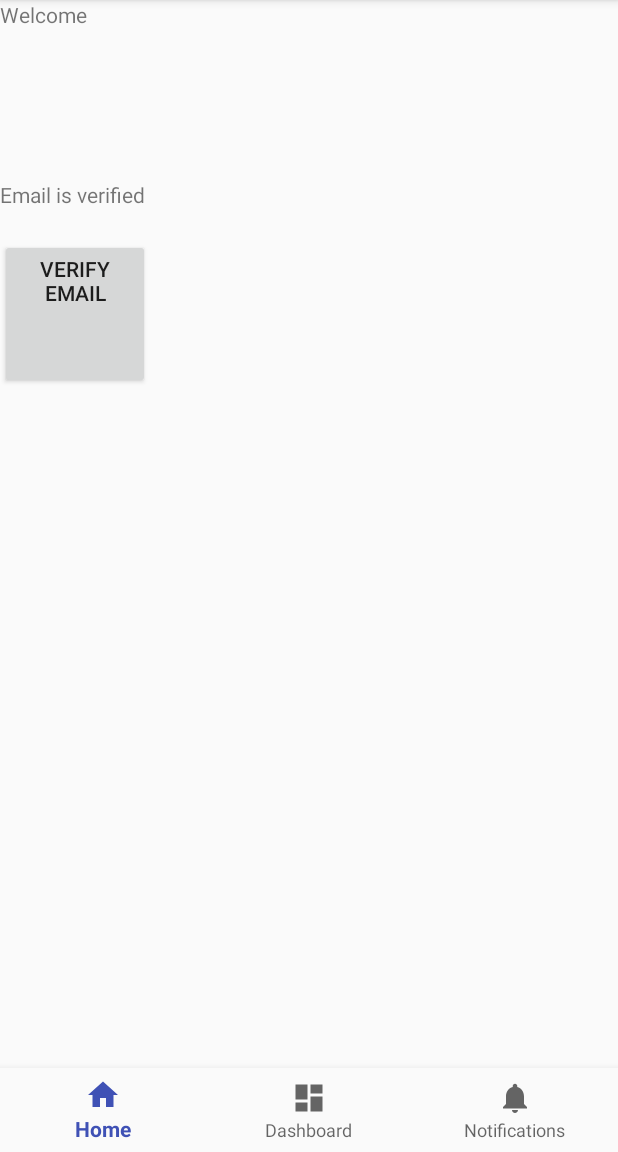
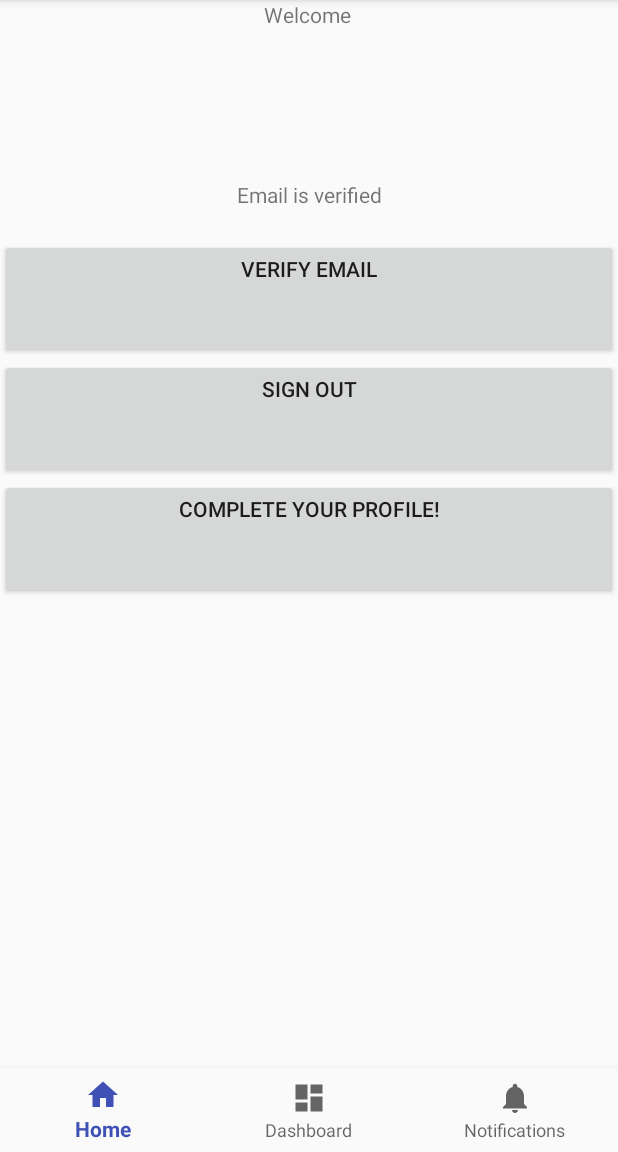
Before and after one commit to SomeMoosery/Muscles, an Android app: the HomePage screen opened directly, with no data from a screen before it, on a phone screen of 412 x 824 dp, the part 84-1236 px from its top. Run offline under Robolectric (Android 15) with nearby library versions, the phone set to English and light mode, and no system bars; our stand-ins replace Firebase (no records; nobody signed in at launch, a user with empty details on screens opened directly).

Commit message:
Refined email registration and sign-in. Allowed user to change their preferred name, but with some issues. Added app icon and bottom-nav home page.
TODO:
- When a user successfully updates his preferred name, the changes aren't visible until the user logs out and logs back in. Kind of annoying.
- Allow user to skip login page every time they open the app (probably will use a quick splash screen to determine this)
- Integrate Google and Facebook registration/login

```diff
--- a/app/build.gradle
+++ b/app/build.gradle
@@ -38,4 +38,5 @@ dependencies {
 
 
 
+
 apply plugin: 'com.google.gms.google-services'
--- a/app/src/main/AndroidManifest.xml
+++ b/app/src/main/AndroidManifest.xml
@@ -11,7 +11,7 @@
         android:allowBackup="true"
         android:icon="@mipmap/ic_launcher"
         android:label="@string/app_name"
-        android:roundIcon="@mipmap/ic_launcher_round"
+        android:roundIcon="@mipmap/muscles_icon"
         android:supportsRtl="true"
         android:theme="@style/AppTheme">
         <uses-permission android:name="android.permission.INTERNET" />
@@ -30,7 +30,8 @@
         <activity
             android:name=".HomePage"
             android:label="@string/title_activity_home_page" />
-        <activity android:name=".SignInAccount"></activity>
+        <activity android:name=".SignInAccount" />
+        <activity android:name=".CompleteProfileActivity"></activity>
     </application>
 
 </manifest>
--- a/app/src/main/java/carter/muscles/CreateAccount.java
+++ b/app/src/main/java/carter/muscles/CreateAccount.java
@@ -54,6 +54,7 @@ public class CreateAccount extends BaseActivity implements View.OnClickListener{
                             FirebaseUser user = mAuth.getCurrentUser();
                             Intent intent = new Intent(CreateAccount.this, HomePage.class);
                             startActivity(intent);
+                            finish(); //Makes it so that user cannot go back to create account screen after creating account
                         } else {
                             // If sign in fails, display a message to the user.
                             Log.w(TAG, "createUserWithEmail:failure", task.getException());
--- a/app/src/main/java/carter/muscles/HomePage.java
+++ b/app/src/main/java/carter/muscles/HomePage.java
@@ -1,5 +1,7 @@
 package carter.muscles;
 
+import android.app.Activity;
+import android.content.Intent;
 import android.os.Bundle;
 import android.support.annotation.NonNull;
 import android.support.design.widget.BottomNavigationView;
@@ -17,11 +19,10 @@ import com.google.firebase.auth.FirebaseUser;
 
 public class HomePage extends AppCompatActivity {
 
-    private TextView mTextMessage;
-    private TextView isVerified;
-    private Button verifyButton;
-
+    private TextView mTextMessage, isVerified;
+    private Button verifyButton, signOutButton, completeInfoButton;
     private FirebaseUser user;
+    public static Activity homePage;
 
     private BottomNavigationView.OnNavigationItemSelectedListener mOnNavigationItemSelectedListener
             = new BottomNavigationView.OnNavigationItemSelectedListener() {
@@ -30,7 +31,7 @@ public class HomePage extends AppCompatActivity {
         public boolean onNavigationItemSelected(@NonNull MenuItem item) {
             switch (item.getItemId()) {
                 case R.id.navigation_home:
-                    mTextMessage.setText("Welcome" + user.getEmail());
+                    mTextMessage.setText("Welcome " + user.getEmail());
                     return true;
                 case R.id.navigation_dashboard:
                     mTextMessage.setText(R.string.title_dashboard);
@@ -52,12 +53,15 @@ public class HomePage extends AppCompatActivity {
         mTextMessage = (TextView) findViewById(R.id.message);
         isVerified = (TextView) findViewById(R.id.activity_home_page_is_email_verified);
         verifyButton = (Button) findViewById(R.id.verify_email_button);
+        signOutButton = (Button) findViewById(R.id.sign_out_button);
+        completeInfoButton = (Button) findViewById(R.id.complete_info_button);
+        homePage = this;
 
         BottomNavigationView navigation = (BottomNavigationView) findViewById(R.id.navigation);
         navigation.setOnNavigationItemSelectedListener(mOnNavigationItemSelectedListener);
 
         user = FirebaseAuth.getInstance().getCurrentUser();
-        mTextMessage.setText("Welcome" + user.getEmail());
+        mTextMessage.setText("Welcome " + user.getEmail());
         if (user.isEmailVerified()){
             isVerified.setText("Email is verified");
         }
@@ -69,6 +73,24 @@ public class HomePage extends AppCompatActivity {
             @Override
             public void onClick(View v) {
                 sendEmailVerification();
+            }
+        });
+
+        signOutButton.setOnClickListener(new View.OnClickListener(){
+            @Override
+            public void onClick(View v){
+                FirebaseAuth.getInstance().signOut();
+                Intent intent = new Intent(HomePage.this, LoginIntro.class);
+                startActivity(intent);
+                finish();
+            }
+        });
+
+        completeInfoButton.setOnClickListener(new View.OnClickListener(){
+            @Override
+            public void onClick(View v){
+                Intent intent = new Intent(HomePage.this, CompleteProfileActivity.class);
+                startActivity(intent);
             }
         });
     }
--- a/app/src/main/java/carter/muscles/SignInAccount.java
+++ b/app/src/main/java/carter/muscles/SignInAccount.java
@@ -53,6 +53,7 @@ public class SignInAccount extends BaseActivity implements View.OnClickListener{
                             FirebaseUser user = mAuth.getCurrentUser();
                             Intent intent = new Intent(SignInAccount.this, HomePage.class);
                             startActivity(intent);
+                            finish(); //Ends activity so the user cannot just press back and go to sign-in screen
                             //updateUI(user);
                         } else {
                             // If sign in fails, display a message to the user.
--- a/app/src/main/res/layout/activity_home_page.xml
+++ b/app/src/main/res/layout/activity_home_page.xml
@@ -22,21 +22,37 @@
             <TextView
                 android:id="@+id/message"
                 android:layout_width="match_parent"
-                android:layout_height="100dp"/>
+                android:layout_height="100dp"
+                android:gravity="center_horizontal"/>
 
             <TextView
                 android:id="@+id/activity_home_page_is_email_verified"
-                android:layout_width="100dp"
+                android:layout_width="match_parent"
                 android:layout_marginTop="20dp"
-                android:layout_height="wrap_content"/>
+                android:layout_height="wrap_content"
+                android:gravity="center_horizontal"/>
 
             <Button
                 android:id="@+id/verify_email_button"
-                android:layout_width="100dp"
-                android:layout_height="100dp"
+                android:layout_width="match_parent"
+                android:layout_height="80dp"
                 android:gravity="center_horizontal"
                 android:layout_marginTop="20dp"
                 android:text="Verify Email" />
+
+            <Button
+                android:id="@+id/sign_out_button"
+                android:layout_width="match_parent"
+                android:layout_height="80dp"
+                android:gravity="center_horizontal"
+                android:text="Sign Out"/>
+
+            <Button
+                android:id="@+id/complete_info_button"
+                android:layout_width="match_parent"
+                android:layout_height="80dp"
+                android:gravity="center_horizontal"
+                android:text="Complete Your Profile!"/>
 
         </LinearLayout>
 
--- a/app/src/main/res/layout/activity_sign_in_account.xml
+++ b/app/src/main/res/layout/activity_sign_in_account.xml
@@ -29,7 +29,7 @@
         android:id="@+id/sign_in_button"
         android:layout_width="wrap_content"
         android:layout_height="wrap_content"
-        android:text="Button"
+        android:text="Sign In"
         tools:layout_editor_absoluteX="145dp"
         tools:layout_editor_absoluteY="228dp" />
 </LinearLayout>
```
Also changed, not shown: app/src/main/java/carter/muscles/CompleteProfileActivity.java (added, +89 -0 lines), app/src/main/java/carter/muscles/LoginIntro.java (+6 -38 lines), app/src/main/res/layout/activity_complete_profile.xml (added, +43 -0 lines), app/src/main/res/layout/activity_login_intro.xml (+0 -20 lines), app/src/main/res/drawable/firebase_lockup_400.png (deleted).
